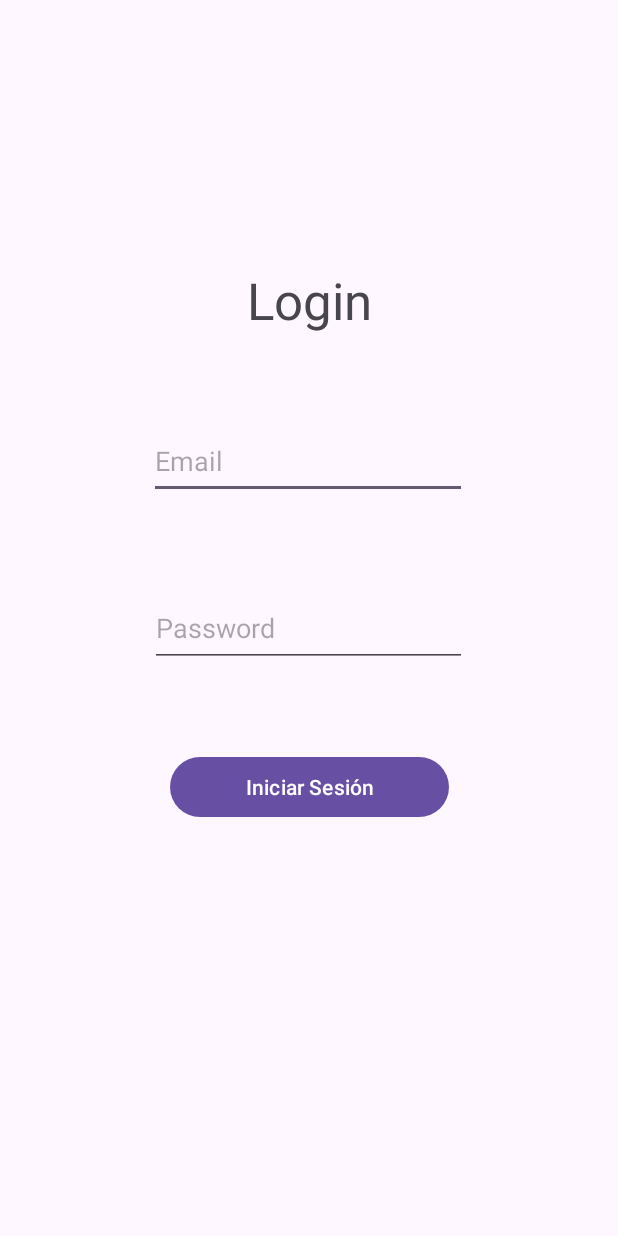
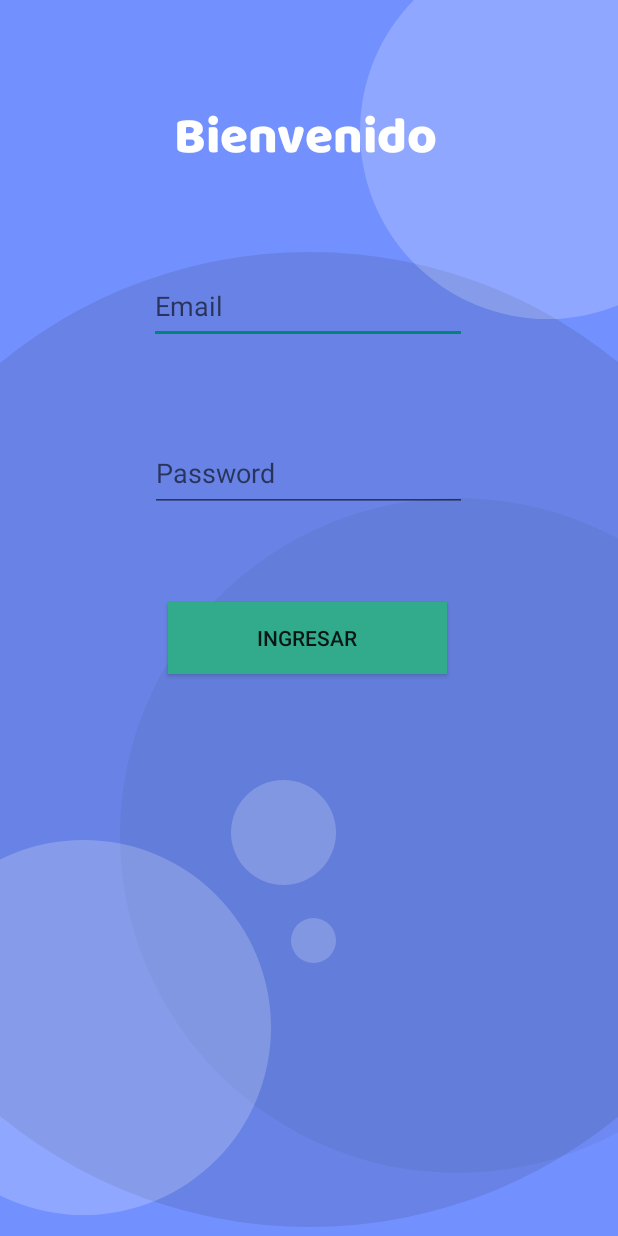
Before and after one commit to gatoapatico/MobileUtpApp, an Android app: the screen it shows after launch (MainActivity), on a phone screen of 412 x 824 dp. Run offline under Robolectric (Android 15) with nearby library versions, the phone set to English and light mode, and no system bars.

Commit message:
Pantalla de bienvenida 1/2

```diff
--- /dev/null
+++ b/app/src/main/res/drawable/circle_background.xml
@@ -0,0 +1,9 @@
+<?xml version="1.0" encoding="utf-8"?>
+<selector xmlns:android="http://schemas.android.com/apk/res/android">
+    <item>
+        <shape android:shape="oval">
+            <solid android:color="@color/white" />
+            <size android:width="120dp" android:height="120dp" />
+        </shape>
+    </item>
+</selector>
--- /dev/null
+++ b/app/src/main/res/drawable/circle_background_black.xml
@@ -0,0 +1,9 @@
+<?xml version="1.0" encoding="utf-8"?>
+<selector xmlns:android="http://schemas.android.com/apk/res/android">
+    <item>
+        <shape android:shape="oval">
+            <solid android:color="@color/black" />
+            <size android:width="120dp" android:height="120dp" />
+        </shape>
+    </item>
+</selector>
--- a/app/src/main/res/layout/activity_main.xml
+++ b/app/src/main/res/layout/activity_main.xml
@@ -5,19 +5,94 @@
     android:id="@+id/main"
     android:layout_width="match_parent"
     android:layout_height="match_parent"
+    android:background="#7391FE"
     tools:context=".MainActivity">
+
+    <ImageView
+        android:id="@+id/bg_circle_1"
+        android:layout_width="650dp"
+        android:layout_height="650dp"
+        android:layout_marginTop="168dp"
+        android:alpha="0.1"
+        app:layout_constraintEnd_toEndOf="parent"
+        app:layout_constraintHorizontal_bias="0.502"
+        app:layout_constraintStart_toStartOf="parent"
+        app:layout_constraintTop_toTopOf="parent"
+        app:srcCompat="@drawable/circle_background_black" />
+
+    <ImageView
+        android:id="@+id/bg_circle_2"
+        android:layout_width="450dp"
+        android:layout_height="450dp"
+        android:layout_marginStart="80dp"
+        android:layout_marginTop="332dp"
+        android:alpha="0.05"
+        app:layout_constraintStart_toStartOf="parent"
+        app:layout_constraintTop_toTopOf="parent"
+        app:srcCompat="@drawable/circle_background_black" />
+
+    <ImageView
+        android:id="@+id/bg_circle_3"
+        android:layout_width="250dp"
+        android:layout_height="250dp"
+        android:layout_marginStart="240dp"
+        android:layout_marginBottom="612dp"
+        android:alpha="0.2"
+        android:background="#00FFFFFF"
+        app:layout_constraintBottom_toBottomOf="parent"
+        app:layout_constraintStart_toStartOf="parent"
+        app:srcCompat="@drawable/circle_background" />
+
+    <ImageView
+        android:id="@+id/bg_circle_3"
+        android:layout_width="250dp"
+        android:layout_height="250dp"
+        android:layout_marginTop="560dp"
+        android:layout_marginEnd="232dp"
+        android:alpha="0.2"
+        android:background="#00FFFFFF"
+        app:layout_constraintEnd_toEndOf="parent"
+        app:layout_constraintTop_toTopOf="parent"
+        app:srcCompat="@drawable/circle_background" />
+
+    <ImageView
+        android:id="@+id/bg_circle_3"
+        android:layout_width="70dp"
+        android:layout_height="70dp"
+        android:layout_marginTop="520dp"
+        android:layout_marginEnd="188dp"
+        android:alpha="0.2"
+        android:background="#00FFFFFF"
+        app:layout_constraintEnd_toEndOf="parent"
+        app:layout_constraintTop_toTopOf="parent"
+        app:srcCompat="@drawable/circle_background" />
+
+    <ImageView
+        android:id="@+id/bg_circle_3"
+        android:layout_width="30dp"
+        android:layout_height="30dp"
+        android:layout_marginTop="612dp"
+        android:layout_marginEnd="188dp"
+        android:alpha="0.2"
+        android:background="#00FFFFFF"
+        app:layout_constraintEnd_toEndOf="parent"
+        app:layout_constraintTop_toTopOf="parent"
+        app:srcCompat="@drawable/circle_background" />
 
     <TextView
         android:id="@+id/textView"
         android:layout_width="wrap_content"
         android:layout_height="wrap_content"
-        android:text="Login"
+        android:fontFamily="@font/baloo"
+        android:text="Bienvenido"
+        android:textColor="#FFFFFF"
         android:textSize="34sp"
         app:layout_constraintBottom_toBottomOf="parent"
         app:layout_constraintEnd_toEndOf="parent"
+        app:layout_constraintHorizontal_bias="0.491"
         app:layout_constraintStart_toStartOf="parent"
         app:layout_constraintTop_toTopOf="parent"
-        app:layout_constraintVertical_bias="0.228" />
+        app:layout_constraintVertical_bias="0.085" />
 
     <EditText
         android:id="@+id/editTextTextEmailAddress"
@@ -49,9 +124,14 @@
         android:id="@+id/button"
         android:layout_width="186dp"
         android:layout_height="48dp"
-        android:layout_marginTop="56dp"
-        android:text="Iniciar Sesión"
+        android:layout_marginTop="60dp"
+        android:background="#32AB8D"
+        android:backgroundTint="#32AB8D"
+        android:text="INGRESAR"
+        android:textColorLink="#32AB8D"
+        app:circularflow_defaultRadius="5dp"
         app:layout_constraintEnd_toEndOf="parent"
+        app:layout_constraintHorizontal_bias="0.497"
         app:layout_constraintStart_toStartOf="parent"
         app:layout_constraintTop_toBottomOf="@+id/editTextTextPassword" />
 
--- a/app/src/main/res/values/themes.xml
+++ b/app/src/main/res/values/themes.xml
@@ -1,6 +1,6 @@
 <resources xmlns:tools="http://schemas.android.com/tools">
     <!-- Base application theme. -->
-    <style name="Base.Theme.MobileUtpApp" parent="Theme.Material3.DayNight.NoActionBar">
+    <style name="Base.Theme.MobileUtpApp" parent="Theme.AppCompat.Light.NoActionBar">
         <!-- Customize your light theme here. -->
         <!-- <item name="colorPrimary">@color/my_light_primary</item> -->
     </style>
```
Also changed, not shown: app/src/main/res/font/baloo.ttf (added).
